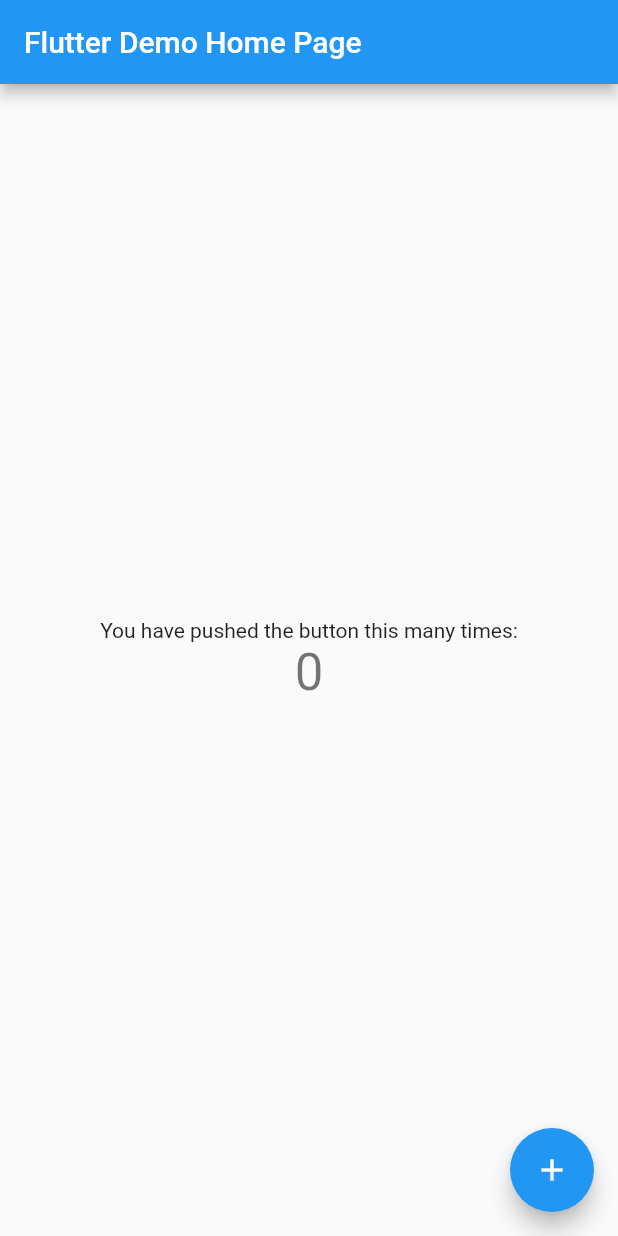
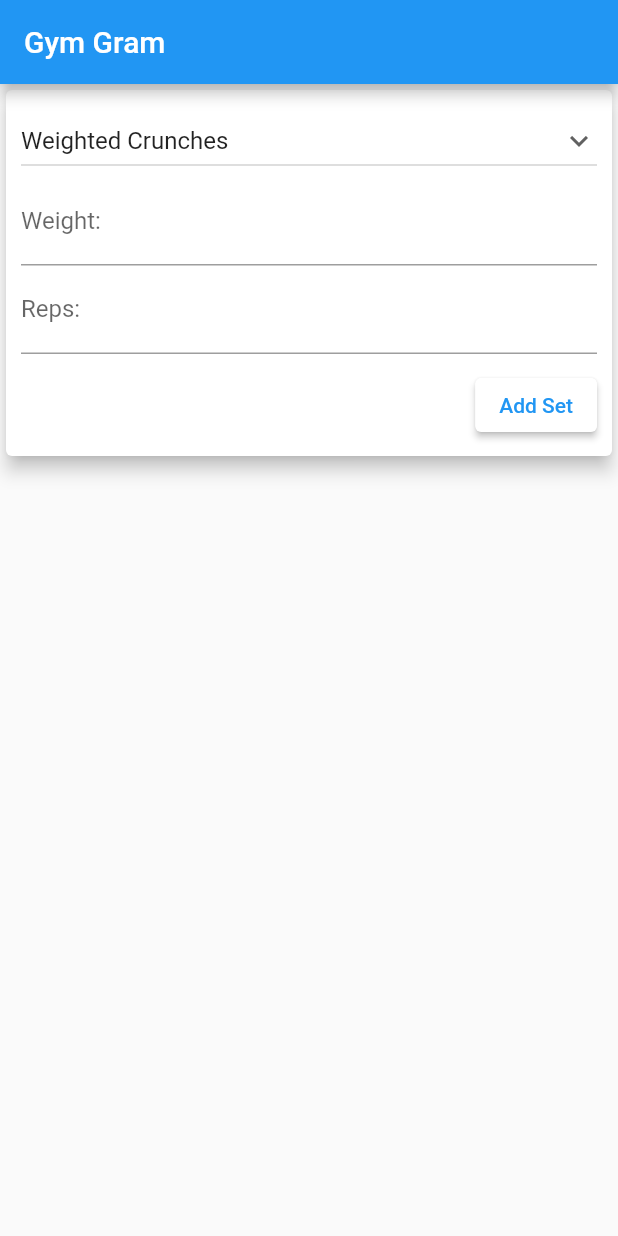
Before and after one commit to Eclipsa2/gym_gram, a Flutter app: the screen it shows after launch, on a phone screen of 412 x 824 dp. Run offline on Flutter 3.47's test engine with Material 2 defaults, Android fonts, the phone set to English and light mode, and no system bars.

Commit message:
Added Dropdown with all of the exercises

```diff
--- a/lib/main.dart
+++ b/lib/main.dart
@@ -24,7 +24,7 @@ enum Muscles {
   Other
 }
 
-void main() {
+Map<Enum, List<Exercise>> exercisesInitialization() {
   List<WorkingSet> startWorkingSets = [];
   startWorkingSets.add(new WorkingSet(reps: 0, weight: 0));
   //Initialization of some Exercises:
@@ -70,6 +70,49 @@ void main() {
       secondaryMuscles: [],
       workingSets: startWorkingSets));
 
+  exercises.putIfAbsent(Muscles.Abdominals, () => []).add(Exercise(
+      exerciseName: "Weighted Cruncheasds",
+      mainMuscle: Muscles.Abdominals,
+      secondaryMuscles: [],
+      workingSets: startWorkingSets));
+  //Weighted Russian Twists:
+  exercises.putIfAbsent(Muscles.Abdominals, () => []).add(Exercise(
+      exerciseName: "Weighted Russian Twiasdsts",
+      mainMuscle: Muscles.Abdominals,
+      secondaryMuscles: [],
+      workingSets: startWorkingSets));
+  //Abductor Exercises:
+  //Hip Abduction Machine:
+  exercises.putIfAbsent(Muscles.Abductors, () => []).add(Exercise(
+      exerciseName: "Hip Abduction Machasdine",
+      mainMuscle: Muscles.Abductors,
+      secondaryMuscles: [],
+      workingSets: startWorkingSets));
+  //Adductor Exercises:
+  //Hip Adduction Machine:
+  exercises.putIfAbsent(Muscles.Adductors, () => []).add(Exercise(
+      exerciseName: "Hip Adduction Macasdhine",
+      mainMuscle: Muscles.Adductors,
+      secondaryMuscles: [],
+      workingSets: startWorkingSets));
+  //Biceps Exercises:
+  //Preacher Curl Barbell:
+  exercises.putIfAbsent(Muscles.Biceps, () => []).add(Exercise(
+      exerciseName: "Preacher Curl Barasdbell",
+      mainMuscle: Muscles.Biceps,
+      secondaryMuscles: [],
+      workingSets: startWorkingSets));
+  //Concentration Curl:
+  exercises.putIfAbsent(Muscles.Biceps, () => []).add(Exercise(
+      exerciseName: "Concentration asdCurl",
+      mainMuscle: Muscles.Abdominals,
+      secondaryMuscles: [],
+      workingSets: startWorkingSets));
+
+  return exercises;
+}
+
+void main() {
   runApp(const MyApp());
 }
 
@@ -80,105 +123,94 @@ class MyApp extends StatelessWidget {
   @override
   Widget build(BuildContext context) {
     return MaterialApp(
-      title: 'Flutter Demo',
-      theme: ThemeData(
-        // This is the theme of your application.
-        //
-        // Try running your application with "flutter run". You'll see the
-        // application has a blue toolbar. Then, without quitting the app, try
-        // changing the primarySwatch below to Colors.green and then invoke
-        // "hot reload" (press "r" in the console where you ran "flutter run",
-        // or simply save your changes to "hot reload" in a Flutter IDE).
-        // Notice that the counter didn't reset back to zero; the application
-        // is not restarted.
-        primarySwatch: Colors.blue,
-      ),
-      home: const MyHomePage(title: 'Flutter Demo Home Page'),
+      home: const AddExercisePage(),
+      debugShowCheckedModeBanner: false,
     );
   }
 }
 
-class MyHomePage extends StatefulWidget {
-  const MyHomePage({super.key, required this.title});
-
-  // This widget is the home page of your application. It is stateful, meaning
-  // that it has a State object (defined below) that contains fields that affect
-  // how it looks.
-
-  // This class is the configuration for the state. It holds the values (in this
-  // case the title) provided by the parent (in this case the App widget) and
-  // used by the build method of the State. Fields in a Widget subclass are
-  // always marked "final".
-
-  final String title;
+class AddExercisePage extends StatefulWidget {
+  const AddExercisePage();
 
   @override
-  State<MyHomePage> createState() => _MyHomePageState();
+  _AddExercisePageState createState() => _AddExercisePageState();
 }
 
-class _MyHomePageState extends State<MyHomePage> {
-  int _counter = 0;
+class _AddExercisePageState extends State<AddExercisePage> {
+  String dropdownvalue = "Weighted Crunches";
+  final weightController = TextEditingController();
+  final repsController = TextEditingController();
 
-  void _incrementCounter() {
-    setState(() {
-      // This call to setState tells the Flutter framework that something has
-      // changed in this State, which causes it to rerun the build method below
-      // so that the display can reflect the updated values. If we changed
-      // _counter without calling setState(), then the build method would not be
-      // called again, and so nothing would appear to happen.
-      _counter++;
-    });
-  }
+  var exercises = exercisesInitialization();
 
   @override
   Widget build(BuildContext context) {
-    // This method is rerun every time setState is called, for instance as done
-    // by the _incrementCounter method above.
-    //
-    // The Flutter framework has been optimized to make rerunning build methods
-    // fast, so that you can just rebuild anything that needs updating rather
-    // than having to individually change instances of widgets.
     return Scaffold(
-      appBar: AppBar(
-        // Here we take the value from the MyHomePage object that was created by
-        // the App.build method, and use it to set our appbar title.
-        title: Text(widget.title),
-      ),
-      body: Center(
-        // Center is a layout widget. It takes a single child and positions it
-        // in the middle of the parent.
-        child: Column(
-          // Column is also a layout widget. It takes a list of children and
-          // arranges them vertically. By default, it sizes itself to fit its
-          // children horizontally, and tries to be as tall as its parent.
-          //
-          // Invoke "debug painting" (press "p" in the console, choose the
-          // "Toggle Debug Paint" action from the Flutter Inspector in Android
-          // Studio, or the "Toggle Debug Paint" command in Visual Studio Code)
-          // to see the wireframe for each widget.
-          //
-          // Column has various properties to control how it sizes itself and
-          // how it positions its children. Here we use mainAxisAlignment to
-          // center the children vertically; the main axis here is the vertical
-          // axis because Columns are vertical (the cross axis would be
-          // horizontal).
-          mainAxisAlignment: MainAxisAlignment.center,
+      appBar: AppBar(title: Text("Gym Gram")),
+      body: Column(
+          crossAxisAlignment: CrossAxisAlignment.center,
           children: <Widget>[
-            const Text(
-              'You have pushed the button this many times:',
-            ),
-            Text(
-              '$_counter',
-              style: Theme.of(context).textTheme.headlineMedium,
-            ),
-          ],
-        ),
-      ),
-      floatingActionButton: FloatingActionButton(
-        onPressed: _incrementCounter,
-        tooltip: 'Increment',
-        child: const Icon(Icons.add),
-      ), // This trailing comma makes auto-formatting nicer for build methods.
+            Container(
+              width: double.infinity,
+              child: Card(
+                elevation: 5,
+                child: Container(
+                  padding: EdgeInsets.all(10),
+                  child: Column(
+                    crossAxisAlignment: CrossAxisAlignment.end,
+                    children: <Widget>[
+                      Container(
+                          width: double.infinity,
+                          child: DropdownButton<String>(
+                            isExpanded: true,
+                            icon: const Icon(Icons.keyboard_arrow_down),
+                            value: dropdownvalue,
+                            items: exercises.values
+                                .expand((exercisesList) =>
+                                    exercisesList.map((exercise) {
+                                      String value = exercise.getExerciseName();
+                                      print(value);
+                                      return DropdownMenuItem<String>(
+                                        value: value,
+                                        child: Text(exercise.getExerciseName()),
+                                      );
+                                    }))
+                                .toList(),
+                            onChanged: (String? newValue) {
+                              setState(() {
+                                dropdownvalue = newValue!;
+                              });
+                            },
+                          )),
+                      TextField(
+                        decoration: InputDecoration(labelText: "Weight: "),
+                        controller: weightController,
+                      ),
+                      TextField(
+                        decoration: InputDecoration(labelText: "Reps: "),
+                        controller: repsController,
+                      ),
+                      Container(
+                        padding: EdgeInsets.only(top: 10),
+                        child: ElevatedButton(
+                          onPressed: () {
+                            print(weightController.text);
+                          },
+                          style: ElevatedButton.styleFrom(
+                            backgroundColor: Colors.white,
+                          ),
+                          child: Text(
+                            "Add Set",
+                            style: TextStyle(color: Colors.blue),
+                          ),
+                        ),
+                      )
+                    ],
+                  ),
+                ),
+              ),
+            )
+          ]),
     );
   }
 }
--- a/lib/models/Exercise.dart
+++ b/lib/models/Exercise.dart
@@ -17,6 +17,8 @@ class Exercise {
       required this.secondaryMuscles,
       required this.workingSets});
 
+  get enumValue => null;
+
   void addSet(int reps, weight) {
     WorkingSet aux = new WorkingSet(reps: reps, weight: weight);
     workingSets.add(aux);
@@ -35,4 +37,8 @@ class Exercise {
 
     return totalWeight;
   }
+
+  String getExerciseName() {
+    return exerciseName;
+  }
 }
```
Also changed, not shown: lib/AddExerciseForm.dart (added).
